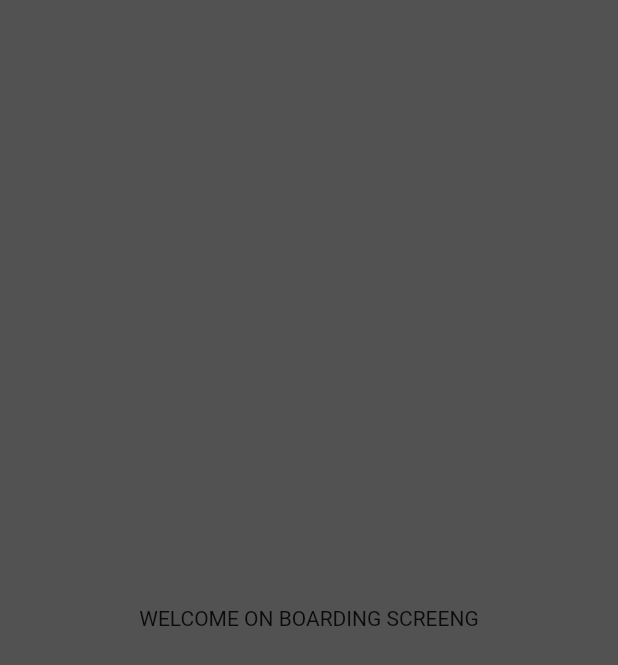
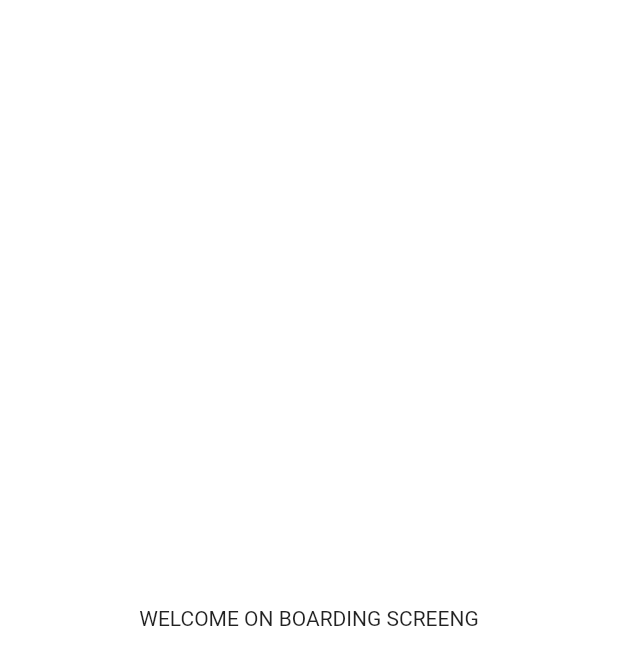
Before and after one commit to mohamedzardheye/flutter_mvvm, a Flutter app: the screen it shows after launch, on a phone screen of 412 x 824 dp. Shown: the top 665 px of the screen. Run offline on Flutter 3.47's test engine with Material 2 defaults, Android fonts, the light colour scheme and no system bars.

Commit message:
updated many

```diff
--- a/lib/views/onboarding/onboarding.dart
+++ b/lib/views/onboarding/onboarding.dart
@@ -13,7 +13,7 @@ class _OnBoardingViewState extends State<OnBoardingView> {
   @override
   Widget build(BuildContext context) {
     return Scaffold(
-      backgroundColor: colorManager.darkGrey,
+      backgroundColor: colorManager.white,
       body:const Center(
         child: Text("WELCOME ON BOARDING SCREENG")),
     );
--- a/lib/views/resources/color_manager.dart
+++ b/lib/views/resources/color_manager.dart
@@ -8,7 +8,7 @@ class colorManager {
   static Color grey = hexColor.fromHex("#737477");
   static Color lightGrey = hexColor.fromHex("#9E9E9E");
   static Color primaryOpacity70 = hexColor.fromHex("#B3ED9728");
-  static Color white = hexColor.fromHex("#FFF");
+  static Color white = hexColor.fromHex("#FFFFFF");
   static Color error = hexColor.fromHex("#FF00000");
 
 }
--- a/lib/views/resources/theme_manager.dart
+++ b/lib/views/resources/theme_manager.dart
@@ -14,7 +14,7 @@ ThemeData getApplicationTheme() {
     primaryColorDark: colorManager.darkGrey,
     disabledColor: colorManager.grey, // will be used in case of disabled button
     splashColor: colorManager.primaryOpacity70,
-    accentColor: colorManager.grey,
+   // accentColor: colorManager.grey,
 
     // card view theme
     cardTheme: CardTheme(
--- a/pubspec.yaml
+++ b/pubspec.yaml
@@ -36,6 +36,7 @@ dependencies:
   # The following adds the Cupertino Icons font to your application.
   # Use with the CupertinoIcons class for iOS style icons.
   cupertino_icons: ^1.0.2
+  flutter_native_splash: ^2.3.1
 
 dev_dependencies:
   flutter_test:
```
Also changed, not shown: assets/images/splash_background.jpg (added), pubspec.lock, 26 other files.
